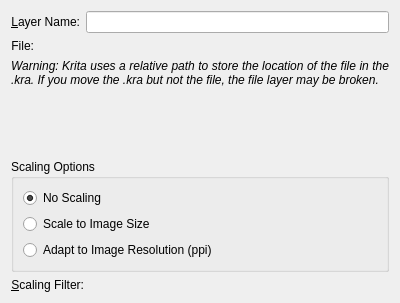
Qt form libs/ui/forms/wdgdlgfilelayer.ui (udtren/Solstice) before a commit.
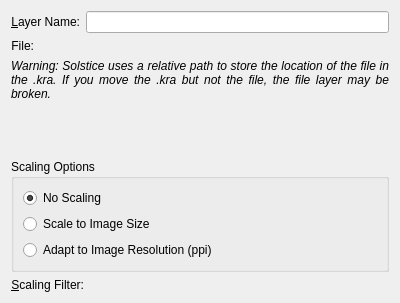
The same form after that commit. Custom widgets are drawn as their Qt base class.

Commit message: Name the application Solstice in interface strings; updaters off

```diff
--- a/libs/ui/forms/wdgdlgfilelayer.ui
+++ b/libs/ui/forms/wdgdlgfilelayer.ui
@@ -84,7 +84,7 @@
       </font>
      </property>
      <property name="text">
-      <string>&lt;html&gt;&lt;head/&gt;&lt;body&gt;&lt;p&gt;Warning: Krita uses a relative path to store the location of the file in the .kra. If you move the .kra but not the file, the file layer may be broken.&lt;/p&gt;&lt;/body&gt;&lt;/html&gt;</string>
+      <string>&lt;html&gt;&lt;head/&gt;&lt;body&gt;&lt;p&gt;Warning: Solstice uses a relative path to store the location of the file in the .kra. If you move the .kra but not the file, the file layer may be broken.&lt;/p&gt;&lt;/body&gt;&lt;/html&gt;</string>
      </property>
      <property name="textFormat">
       <enum>Qt::AutoText</enum>
```
The commit also changes 95 other files.
